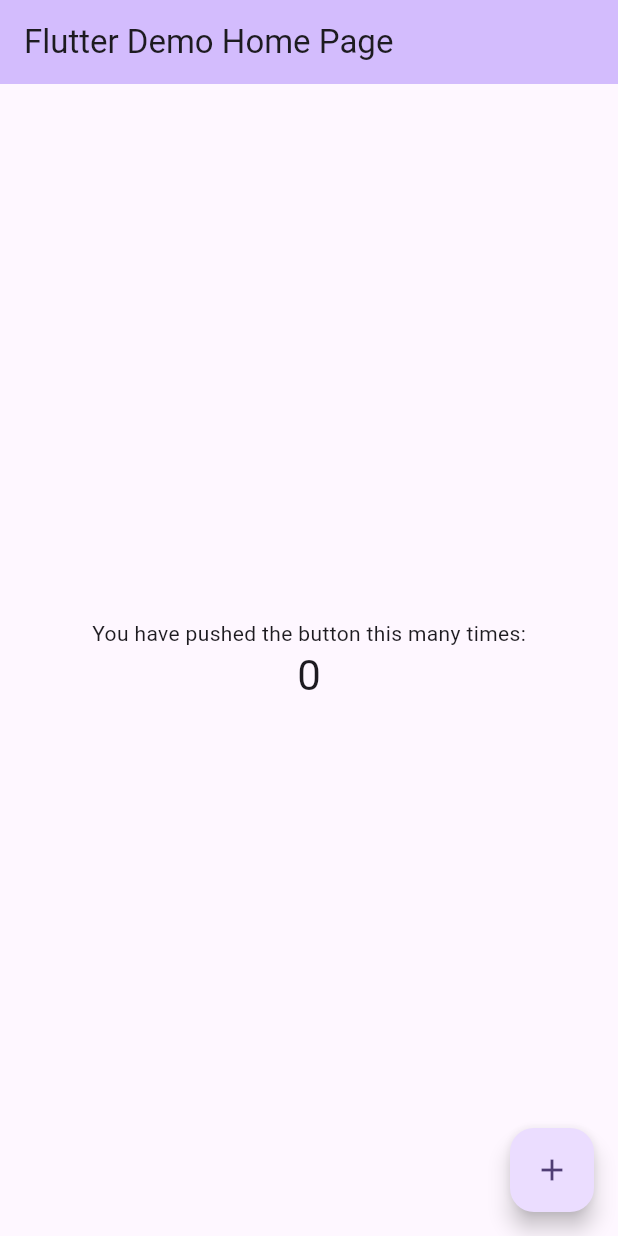
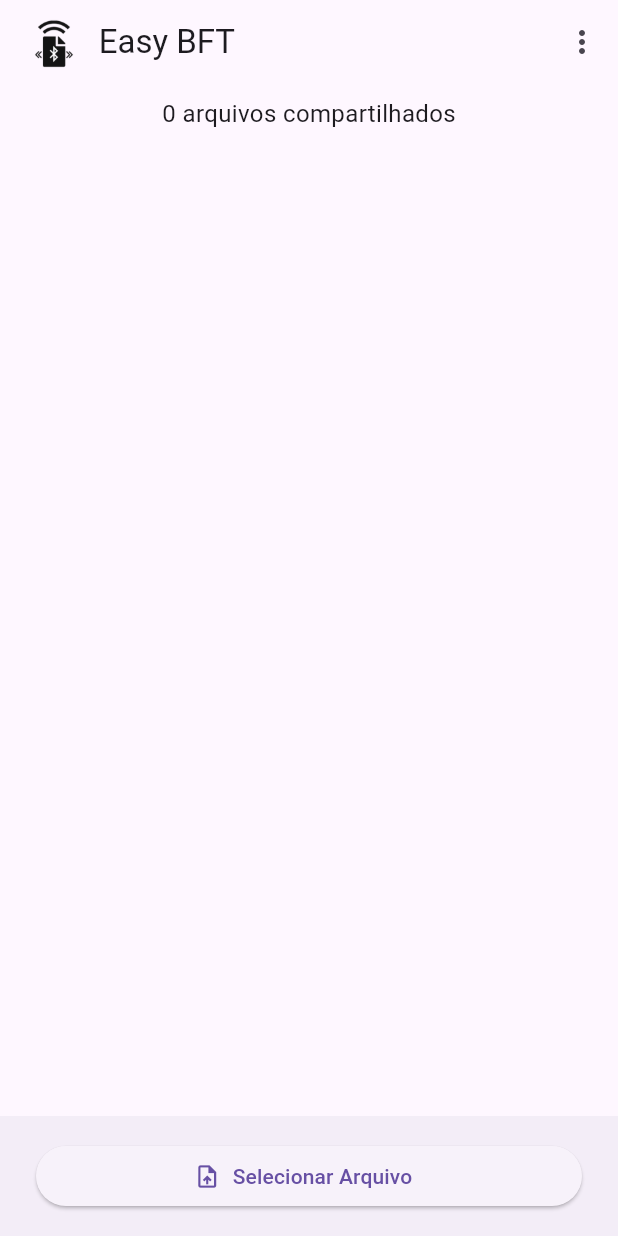
Before and after one commit to PoderosoVitao/EasyBFT, a Flutter app: the screen it shows after launch, on a phone screen of 412 x 824 dp. Run offline on Flutter 3.47's test engine with Material 3 defaults, Android fonts, the light colour scheme and no system bars; our stand-ins replace file_picker.

Commit message:
Sprint 2
Pagina principal, modo escuro, Upload de arquivo

```diff
--- a/easybft/lib/main.dart
+++ b/easybft/lib/main.dart
@@ -1,22 +1,146 @@
 import 'package:flutter/material.dart';
-import 'homePage.dart';
+import 'package:file_picker/file_picker.dart';
 
-void main() {
-  runApp(const MyApp());
+void main() => runApp(MyApp());
+
+class MyApp extends StatefulWidget {
+  @override
+  _MyAppState createState() => _MyAppState();
 }
 
-class MyApp extends StatelessWidget {
-  const MyApp({super.key});
+class _MyAppState extends State<MyApp> {
+  bool _isDarkMode = false;
 
   @override
   Widget build(BuildContext context) {
     return MaterialApp(
-      title: 'Flutter Demo',
-      theme: ThemeData(
-        colorScheme: ColorScheme.fromSeed(seedColor: Colors.deepPurple),
-        useMaterial3: true,
+      title: 'Easy BFT',
+      theme: _isDarkMode ? ThemeData.dark() : ThemeData.light(),
+      home: FileShareScreen(
+        toggleTheme: () {
+          setState(() {
+            _isDarkMode = !_isDarkMode;
+          });
+        },
+        isDarkMode: _isDarkMode,
       ),
-      home: const MyHomePage(title: 'Flutter Demo Home Page'),
     );
   }
 }
+
+class FileShareScreen extends StatefulWidget {
+  final VoidCallback toggleTheme;
+  final bool isDarkMode;
+
+  const FileShareScreen({required this.toggleTheme, required this.isDarkMode, Key? key}) : super(key: key);
+
+  @override
+  _FileShareScreenState createState() => _FileShareScreenState();
+}
+
+class _FileShareScreenState extends State<FileShareScreen> {
+  List<Map<String, dynamic>> sharedFiles = [];
+
+  Future<void> _pickFile() async {
+    FilePickerResult? result = await FilePicker.platform.pickFiles();
+    if (result != null) {
+      PlatformFile file = result.files.first;
+
+      setState(() {
+        sharedFiles.add({
+          'name': file.name,
+          'size': '${(file.size / 1024).toStringAsFixed(1)}kb',
+          'type': file.extension ?? 'file',
+        });
+      });
+    }
+  }
+
+  Widget _buildFileIcon(String type) {
+    switch (type) {
+      case 'pdf':
+        return const Icon(Icons.picture_as_pdf, color: Colors.red, size: 40);
+      case 'image':
+        return const Icon(Icons.image, color: Colors.grey, size: 40);
+      default:
+        return const Icon(Icons.insert_drive_file, color: Colors.grey, size: 40);
+    }
+  }
+
+  @override
+  Widget build(BuildContext context) {
+    return Scaffold(
+      appBar: AppBar(
+        title: Row(
+          children: [
+            Image.asset(
+              'assets/images/logo.png', // Path to your logo
+              height: 40,
+            ),
+            const SizedBox(width: 10),
+            const Text('Easy BFT'),
+          ],
+        ),
+        actions: [
+          PopupMenuButton<String>(
+            onSelected: (value) {
+              if (value == 'Toggle Dark Mode') {
+                widget.toggleTheme();
+              }
+            },
+            itemBuilder: (BuildContext context) {
+              return {'Toggle Dark Mode'}.map((String choice) {
+                return PopupMenuItem<String>(
+                  value: choice,
+                  child: Text(choice),
+                );
+              }).toList();
+            },
+          ),
+        ],
+      ),
+      body: Column(
+        children: [
+          Padding(
+            padding: const EdgeInsets.all(8.0),
+            child: Text(
+              '${sharedFiles.length} arquivos compartilhados',
+              style: const TextStyle(fontSize: 16),
+            ),
+          ),
+          Expanded(
+            child: ListView.builder(
+              itemCount: sharedFiles.length,
+              itemBuilder: (context, index) {
+                final file = sharedFiles[index];
+                return ListTile(
+                  leading: _buildFileIcon(file['type']),
+                  title: Text(file['name']),
+                  subtitle: Text(file['size']),
+                  trailing: IconButton(
+                    icon: const Icon(Icons.close),
+                    onPressed: () {
+                      setState(() {
+                        sharedFiles.removeAt(index);
+                      });
+                    },
+                  ),
+                );
+              },
+            ),
+          ),
+        ],
+      ),
+      bottomNavigationBar: BottomAppBar(
+        child: Padding(
+          padding: const EdgeInsets.all(8.0),
+          child: ElevatedButton.icon(
+            onPressed: _pickFile,
+            icon: const Icon(Icons.upload_file),
+            label: const Text('Selecionar Arquivo'),
+          ),
+        ),
+      ),
+    );
+  }
+}
--- a/easybft/pubspec.yaml
+++ b/easybft/pubspec.yaml
@@ -35,6 +35,7 @@ dependencies:
   # The following adds the Cupertino Icons font to your application.
   # Use with the CupertinoIcons class for iOS style icons.
   cupertino_icons: ^1.0.8
+  file_picker: ^8.1.2
 
 dev_dependencies:
   flutter_test:
@@ -59,9 +60,8 @@ flutter:
   uses-material-design: true
 
   # To add assets to your application, add an assets section, like this:
-  # assets:
-  #   - images/a_dot_burr.jpeg
-  #   - images/a_dot_ham.jpeg
+  assets:
+   - assets/images/
 
   # An image asset can refer to one or more resolution-specific "variants", see
   # https://flutter.dev/to/resolution-aware-images
```
Also changed, not shown: easybft/assets/images/logo.png (added), easybft/pubspec.lock, 1 other file.
